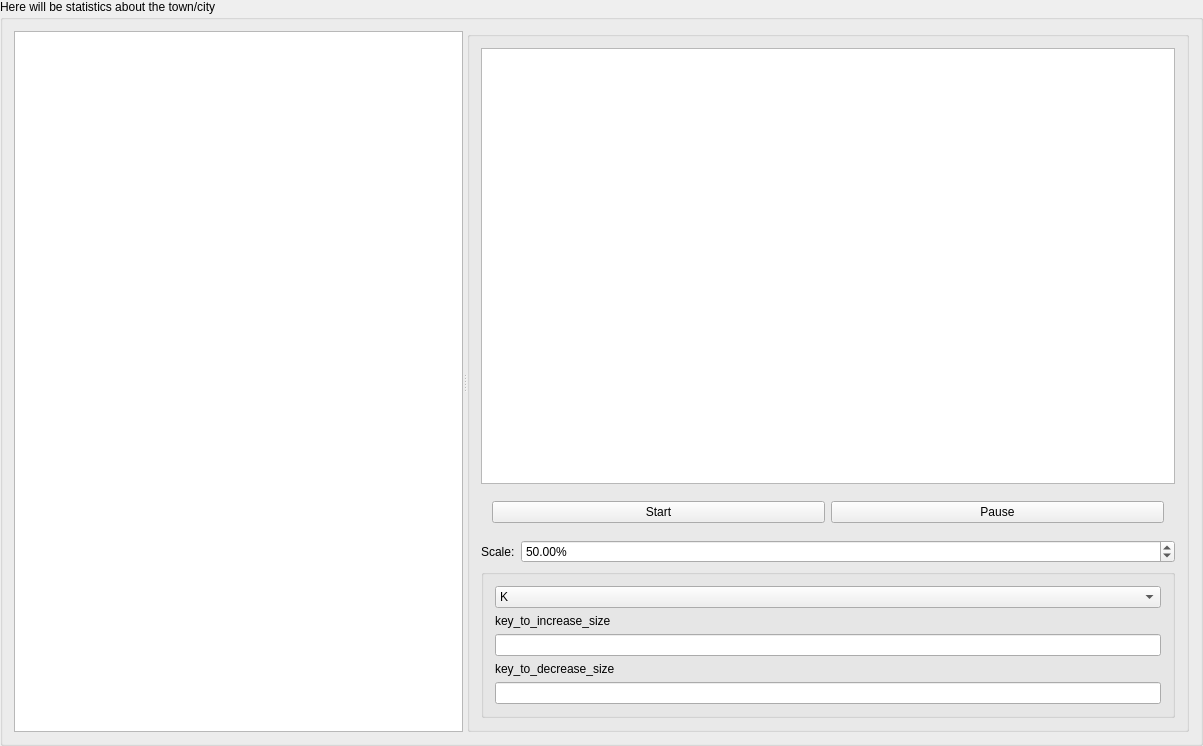
This is src/mainwindow.ui in kokhnovich/PaperTown as Qt 5 draws it before an edit. The edited form follows.
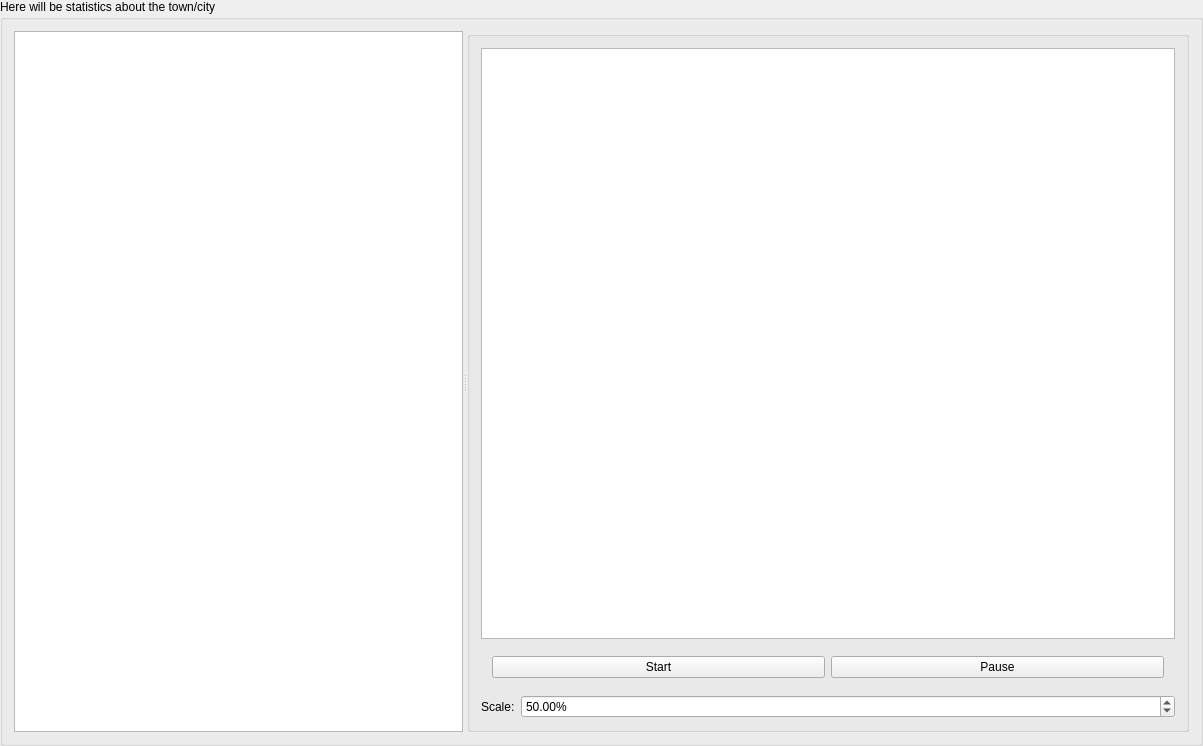
This is the edited form. Icons and pictures are not drawn. Custom widgets are drawn as their Qt base class.

```diff
--- a/src/mainwindow.ui
+++ b/src/mainwindow.ui
@@ -169,49 +169,6 @@
              </layout>
             </widget>
            </item>
-           <item>
-            <widget class="QGroupBox" name="groupBox_3">
-             <property name="title">
-              <string/>
-             </property>
-             <layout class="QVBoxLayout" name="verticalLayout_3">
-              <item>
-               <widget class="QComboBox" name="comboBox">
-                <item>
-                 <property name="text">
-                  <string>K</string>
-                 </property>
-                </item>
-                <item>
-                 <property name="text">
-                  <string>L</string>
-                 </property>
-                </item>
-               </widget>
-              </item>
-              <item>
-               <widget class="QLabel" name="label_3">
-                <property name="text">
-                 <string>key_to_increase_size</string>
-                </property>
-               </widget>
-              </item>
-              <item>
-               <widget class="QLineEdit" name="lineEdit"/>
-              </item>
-              <item>
-               <widget class="QLabel" name="label_4">
-                <property name="text">
-                 <string>key_to_decrease_size</string>
-                </property>
-               </widget>
-              </item>
-              <item>
-               <widget class="QLineEdit" name="lineEdit_2"/>
-              </item>
-             </layout>
-            </widget>
-           </item>
           </layout>
          </widget>
         </widget>
```
